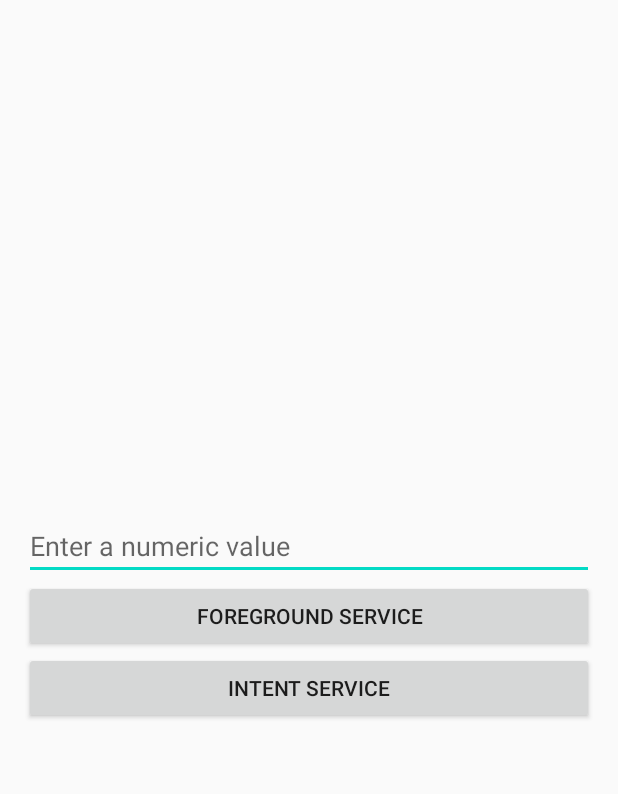
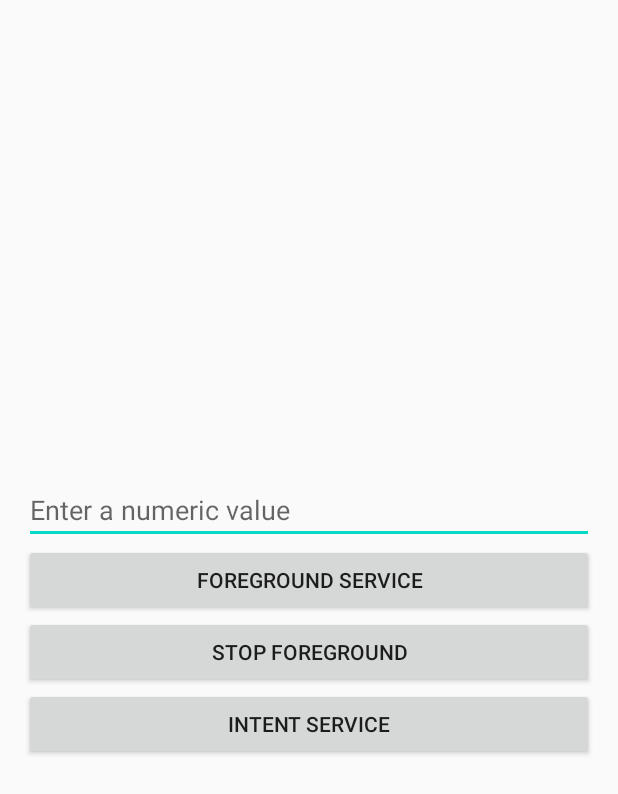
Before and after one commit to Naibeck/Services, an Android app: the layout activity_main.xml on its own in the app's theme, with its tools: preview values and no code run, on a phone screen of 412 x 824 dp. Shown: the top 794 px of the screen. Run offline under Robolectric (Android 15) with nearby library versions, the phone set to English and light mode, and no system bars.

Commit message:
Step7: Stop the service once the user decides to stop it

```diff
--- a/app/src/main/java/com/naibeck/services/ServicesApplication.kt
+++ b/app/src/main/java/com/naibeck/services/ServicesApplication.kt
@@ -5,11 +5,15 @@ import android.app.NotificationChannel
 import android.app.NotificationManager
 import android.os.Build
 import androidx.core.app.NotificationManagerCompat
+import timber.log.Timber
 
 class ServicesApplication : Application() {
     override fun onCreate() {
         super.onCreate()
         createNotificationChannels()
+        if (BuildConfig.DEBUG) {
+            Timber.plant(Timber.DebugTree())
+        }
     }
 
     private fun createNotificationChannels() {
--- a/app/src/main/res/layout/activity_main.xml
+++ b/app/src/main/res/layout/activity_main.xml
@@ -24,6 +24,12 @@
             android:text="@string/foreground_service" />
 
         <Button
+            android:id="@+id/stopForegroundButton"
+            android:layout_width="match_parent"
+            android:layout_height="wrap_content"
+            android:text="@string/stop_foreground" />
+
+        <Button
             android:id="@+id/intentServiceButton"
             android:layout_width="match_parent"
             android:layout_height="wrap_content"
--- a/app/src/main/res/values/strings.xml
+++ b/app/src/main/res/values/strings.xml
@@ -3,4 +3,5 @@
     <string name="foreground_service">Foreground service</string>
     <string name="intent_service">Intent service</string>
     <string name="enter_a_numeric_value">Enter a numeric value</string>
+    <string name="stop_foreground">Stop Foreground</string>
 </resources>
```
Also changed, not shown: app/src/main/java/com/naibeck/services/MainActivity.kt (+8 -1 lines).
